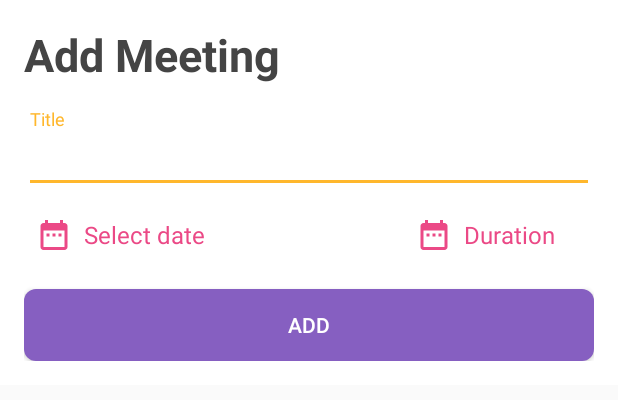
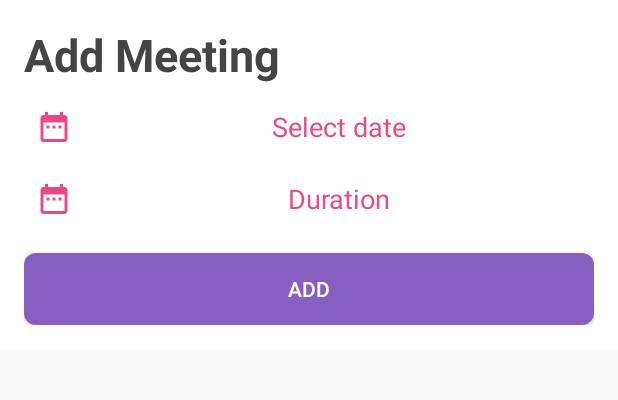
Before and after one commit to kerimovscreations/late-android, an Android app: the layout dialog_event_form.xml on its own in the app's theme, with its tools: preview values and no code run, on a phone screen of 412 x 824 dp. Shown: the top 400 px of the screen. Run offline under Robolectric (Android 15) with nearby library versions, the phone set to English and light mode, and no system bars.

Commit message:
updated ui, removed title input, added extra reminder options

```diff
--- a/app/src/main/java/com/kerimovscreations/eventreminder/adapters/EventListRVAdapter.java
+++ b/app/src/main/java/com/kerimovscreations/eventreminder/adapters/EventListRVAdapter.java
@@ -87,8 +87,9 @@ public class EventListRVAdapter extends RecyclerView.Adapter<EventListRVAdapter.
     public void onBindViewHolder(ViewHolder viewHolder, int position) {
         Event bItem = mList.get(position);
 
-        viewHolder.title.setText(bItem.getTitle());
-        viewHolder.date.setText(bItem.getDateConverted());
+        viewHolder.title.setText(bItem.getTimeConverted());
+//        viewHolder.date.setText(bItem.getDateConverted());
+        viewHolder.date.setText(bItem.getDuration_mins() + " minutes");
     }
 
     @Override
--- a/app/src/main/res/layout/dialog_event_form.xml
+++ b/app/src/main/res/layout/dialog_event_form.xml
@@ -15,31 +15,29 @@
         android:textSize="30sp"
         android:textStyle="bold" />
 
-    <android.support.design.widget.TextInputLayout
-        android:layout_width="match_parent"
-        android:layout_height="wrap_content"
-        android:layout_marginTop="@dimen/normal_margin">
+    <!--<android.support.design.widget.TextInputLayout-->
+    <!--android:layout_width="match_parent"-->
+    <!--android:layout_height="wrap_content"-->
+    <!--android:layout_marginTop="@dimen/normal_margin">-->
 
-        <android.support.design.widget.TextInputEditText
-            android:id="@+id/dialog_event_title"
-            android:layout_width="match_parent"
-            android:layout_height="wrap_content"
-            android:hint="Title"
-            android:textSize="18sp" />
-    </android.support.design.widget.TextInputLayout>
+    <!--<android.support.design.widget.TextInputEditText-->
+    <!--android:id="@+id/dialog_event_title"-->
+    <!--android:layout_width="match_parent"-->
+    <!--android:layout_height="wrap_content"-->
+    <!--android:hint="Title"-->
+    <!--android:textSize="18sp" />-->
+    <!--</android.support.design.widget.TextInputLayout>-->
 
     <LinearLayout
         android:layout_width="match_parent"
         android:layout_height="wrap_content"
-        android:orientation="horizontal"
-        android:weightSum="3">
+        android:orientation="vertical">
 
         <RelativeLayout
             android:id="@+id/dialog_event_date_layout"
             android:layout_width="match_parent"
             android:layout_height="wrap_content"
-            android:layout_marginTop="@dimen/medium_margin"
-            android:layout_weight="1">
+            android:layout_marginTop="@dimen/medium_margin">
 
             <ImageView
                 android:id="@+id/dialog_event_date_ic"
@@ -51,21 +49,21 @@
 
             <TextView
                 android:id="@+id/dialog_event_date_text"
-                android:layout_width="wrap_content"
+                android:layout_width="match_parent"
                 android:layout_height="wrap_content"
                 android:layout_centerVertical="true"
                 android:layout_toEndOf="@id/dialog_event_date_ic"
                 android:text="Select date"
+                android:textAlignment="center"
                 android:textColor="@color/colorAccentAlternative"
-                android:textSize="16sp" />
+                android:textSize="18sp" />
         </RelativeLayout>
 
         <RelativeLayout
             android:id="@+id/dialog_event_duration_layout"
             android:layout_width="match_parent"
             android:layout_height="wrap_content"
-            android:layout_marginTop="@dimen/medium_margin"
-            android:layout_weight="2">
+            android:layout_marginTop="@dimen/medium_margin">
 
             <ImageView
                 android:id="@+id/dialog_event_duration_ic"
@@ -77,13 +75,14 @@
 
             <TextView
                 android:id="@+id/dialog_event_duration_text"
-                android:layout_width="wrap_content"
+                android:layout_width="match_parent"
                 android:layout_height="wrap_content"
                 android:layout_centerVertical="true"
                 android:layout_toEndOf="@id/dialog_event_duration_ic"
                 android:text="Duration"
+                android:textAlignment="center"
                 android:textColor="@color/colorAccentAlternative"
-                android:textSize="16sp" />
+                android:textSize="18sp" />
         </RelativeLayout>
     </LinearLayout>
 
```
Also changed, not shown: app/src/main/java/com/kerimovscreations/eventreminder/activities/MainActivity.java (+38 -10 lines), app/src/main/java/com/kerimovscreations/eventreminder/models/Event.java (+17 -2 lines), app/src/main/java/com/kerimovscreations/eventreminder/workers/NotifyWorker.java (+6 -9 lines).
